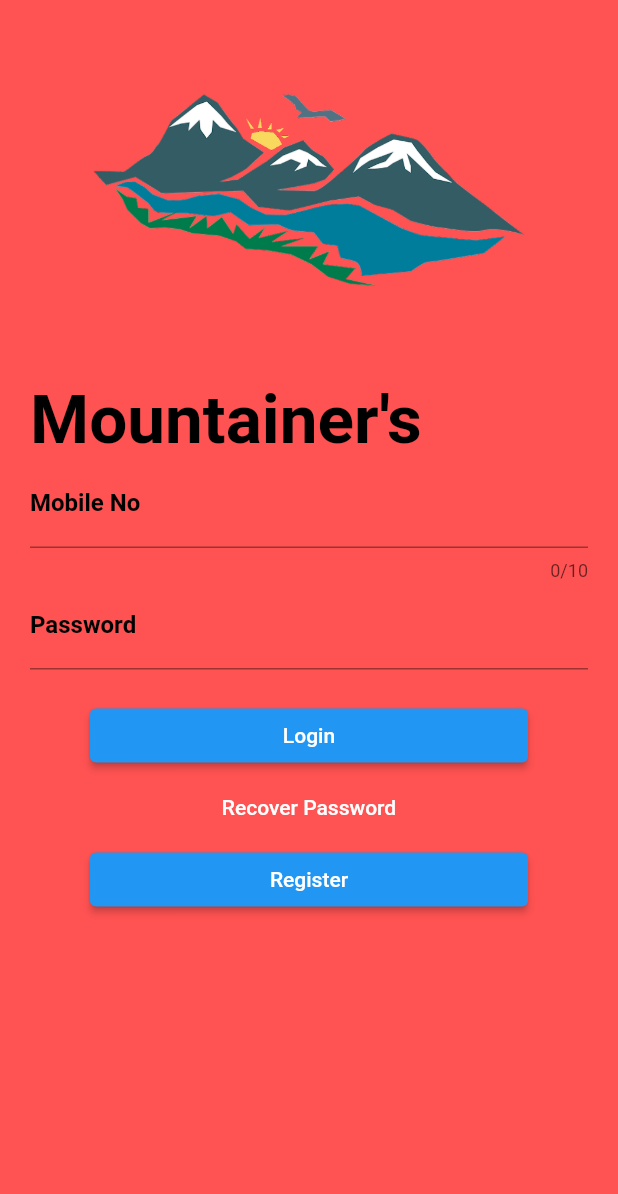
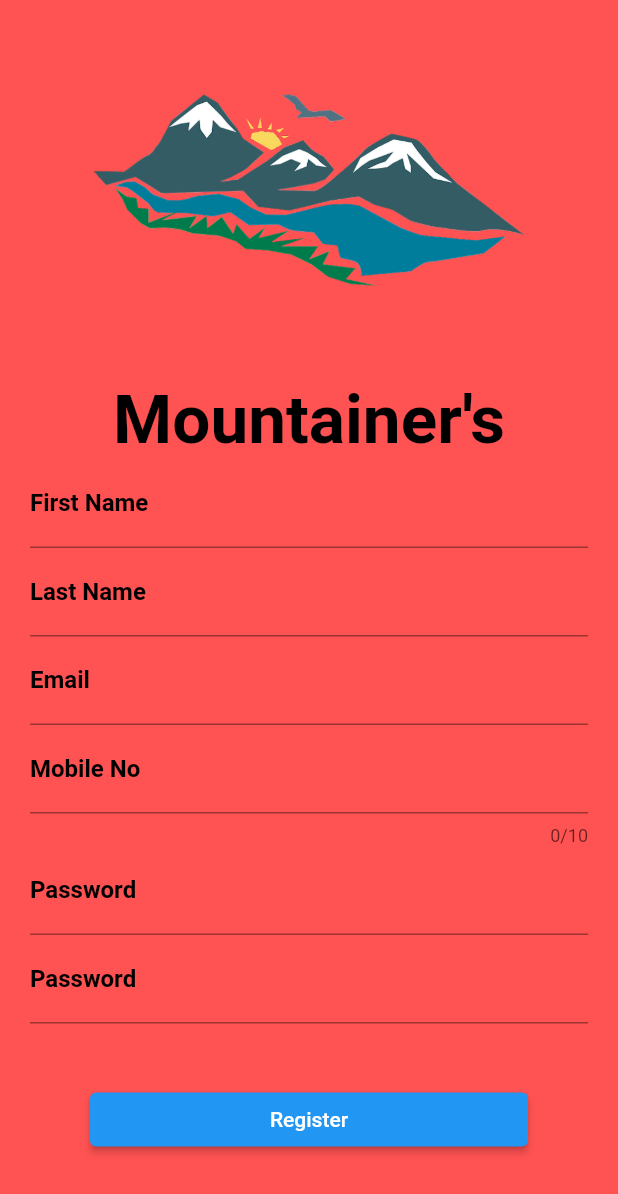
Before and after one commit to drkspark/Mountainee, a Flutter app: the screen it shows after launch, after a tap on "Register", on a phone screen of 412 x 824 dp. Shown: the top 1194 px of the screen. Run offline on Flutter 3.47's test engine with Material 2 defaults, Android fonts, the phone set to English and light mode, and no system bars; our stand-ins replace google_fonts.

Commit message:
Made Register Page

```diff
--- a/lib/view/loginScreen.dart
+++ b/lib/view/loginScreen.dart
@@ -1,3 +1,4 @@
+import 'package:classes/view/registerPage.dart';
 import 'package:flutter/material.dart';
 import 'package:google_fonts/google_fonts.dart';
 
@@ -12,6 +13,11 @@ class _LoginPageState extends State<LoginPage> {
   final _mobCntrl = TextEditingController();
   final _passCntrl = TextEditingController();
 
+  //! Key
+  final _formKey = GlobalKey<
+      FormState>(); //?  Creates a [LabeledGlobalKey], which is a [GlobalKey] with a label used for debugging.
+  //? The label is purely for debugging and not used for comparing the identity of the key.
+
   @override
   Widget build(BuildContext context) {
     return Scaffold(
@@ -24,6 +30,7 @@ class _LoginPageState extends State<LoginPage> {
           children: [
 //! LOGO
             Image.asset("images/logo.png"),
+
 //! Name of  App
             Text(
               "Mountainer's",
@@ -33,14 +40,29 @@ class _LoginPageState extends State<LoginPage> {
                   fontSize: 45,
                   fontWeight: FontWeight.bold),
             ),
+
+//! Form : For Validation
+            Form(
+              key: _formKey,
+              child: Column(
+                children: [
 //! Mobile No
                   TextFormField(
                     controller: _mobCntrl,
-              maxLength: 10, //? Maximum number of charaters that can be entered
+                    maxLength: //? It automatically  adds a small character count beneth the FormField
+                        10, //? Maximum number of charaters that can be entered
+                    validator: (value) {
+                      if (value == null)
+                        return "Field Left Empty";
+                      else
+                        return null;
+                    },
+                    autovalidateMode: AutovalidateMode.onUserInteraction,
                     cursorColor: Colors.black,
                     keyboardType: TextInputType.number,
                     decoration: InputDecoration(
-                  prefixText: "+91 - ",//Adding the prefix text showing our countries Code
+                        prefixText:
+                            "+91 - ", //Adding the prefix text showing our countries Code
                         label: Text(
                           // "Username",
                           "Mobile No",
@@ -53,22 +75,35 @@ class _LoginPageState extends State<LoginPage> {
                   TextFormField(
                     controller: _passCntrl,
                     obscureText: true, //? Hides whatever we are writing
+                    validator: (value) {
+                      if (value == null)
+                        return "Field Left Empty";
+                      else
+                        return null;
+                    },
                     cursorColor: Colors.black,
                     decoration: InputDecoration(
                         label: Text(
                       "Password",
-                style:
-                    TextStyle(fontWeight: FontWeight.bold, color: Colors.black),
+                      style: TextStyle(
+                          fontWeight: FontWeight.bold, color: Colors.black),
                     )),
                   ),
+                ],
+              ),
+            ),
+
             SizedBox(height: 20),
+
 //! Login Button
             Padding(
               padding: const EdgeInsets.symmetric(horizontal: 40),
-              child: ElevatedButton(onPressed: () {
+              child: ElevatedButton(
+                  onPressed: () {
                     print(_mobCntrl.text);
                     print(_passCntrl.text);
-              }, child: Text("Login")),
+                  },
+                  child: Text("Login")),
             ),
 
 //! Recover PassWord
@@ -83,7 +118,12 @@ class _LoginPageState extends State<LoginPage> {
             Padding(
               padding: const EdgeInsets.symmetric(horizontal: 40),
               child: ElevatedButton(
-                  onPressed: () {},child: Text("Register")),
+                  onPressed: () {
+                    Navigator.of(context).push(
+                        MaterialPageRoute(builder: (context) => Register())
+                    );
+                  },
+                  child: Text("Register")),
             )
           ],
         ),
--- /dev/null
+++ b/lib/view/registerPage.dart
@@ -0,0 +1,186 @@
+import 'package:flutter/material.dart';
+import 'package:google_fonts/google_fonts.dart';
+
+class Register extends StatefulWidget {
+  const Register({Key? key}) : super(key: key);
+
+  @override
+  _RegisterState createState() => _RegisterState();
+}
+
+class _RegisterState extends State<Register> {
+  //! Controllers
+  final _firstName = TextEditingController();
+  final _lastName = TextEditingController();
+  final _email = TextEditingController();
+  final _mobile = TextEditingController();
+  final _password = TextEditingController();
+  final _confirmPassword = TextEditingController();
+
+  @override
+  Widget build(BuildContext context) {
+    return Scaffold(
+      body: Container(
+        color: Colors.redAccent,
+        height: MediaQuery.of(context).size.height,
+        width: MediaQuery.of(context).size.width,
+        padding: EdgeInsets.symmetric(horizontal: 20),
+        child: ListView(
+          children: [
+//! Image
+            Image.asset("images/logo.png",
+            //height: 200,
+            ),
+
+//! App Name
+            Text(
+              "Mountainer's",
+              textAlign: TextAlign.center,
+              style: TextStyle(
+                  color: Colors.black,
+                  fontFamily: GoogleFonts.balooBhaijaan().fontFamily,
+                  fontSize: 45,
+                  fontWeight: FontWeight.bold,
+
+              ),
+            ),
+//! FirstName
+                  TextFormField(
+                    controller: _firstName,
+                    validator: (value) {
+                      if (value == null)
+                        return "Field Left Empty";
+                      else
+                        return null;
+                    },
+                    autovalidateMode: AutovalidateMode.onUserInteraction,
+                    cursorColor: Colors.black,
+                    decoration: InputDecoration(
+                        label: Text(
+                          // "Username",
+                          "First Name",
+                          style: TextStyle(
+                              fontWeight: FontWeight.bold, color: Colors.black),
+                        )),
+                  ),
+
+//! LastName
+                  TextFormField(
+                    controller: _lastName,
+                    validator: (value) {
+                      if (value == null)
+                        return "Field Left Empty";
+                      else
+                        return null;
+                    },
+                    autovalidateMode: AutovalidateMode.onUserInteraction,
+                    cursorColor: Colors.black,
+                    decoration: InputDecoration(
+                        label: Text(
+                          "Last Name",
+                          style: TextStyle(
+                              fontWeight: FontWeight.bold, color: Colors.black),
+                        )),
+                  ),
+
+//! Email
+                  TextFormField(
+                    controller: _email,
+                    validator: (value) {
+                      if (value == null)
+                        return "Field Left Empty";
+                      else
+                        return null;
+                    },
+                    autovalidateMode: AutovalidateMode.onUserInteraction,
+                    cursorColor: Colors.black,
+                    keyboardType: TextInputType.emailAddress,
+                    decoration: InputDecoration(
+                        label: Text(
+                          "Email",
+                          style: TextStyle(
+                              fontWeight: FontWeight.bold, color: Colors.black),
+                        )),
+                  ),
+
+//! Mobile
+                  TextFormField(
+                    controller: _mobile,
+                    maxLength: //? It automatically  adds a small character count beneth the FormField
+                        10, //? Maximum number of charaters that can be entered
+                    validator: (value) {
+                      if (value == null)
+                        return "Field Left Empty";
+                      else
+                        return null;
+                    },
+                    autovalidateMode: AutovalidateMode.onUserInteraction,
+                    cursorColor: Colors.black,
+                    keyboardType: TextInputType.number,
+                    decoration: InputDecoration(
+                        prefixText:
+                            "+91 - ", //Adding the prefix text showing our countries Code
+                        label: Text(
+                          // "Username",
+                          "Mobile No",
+                          style: TextStyle(
+                              fontWeight: FontWeight.bold, color: Colors.black),
+                        )),
+                  ),
+
+//! Password
+                  TextFormField(
+                    controller: _password,
+                    obscureText: true, //? Hides whatever we are writing
+                    validator: (value) {
+                      if (value == null)
+                        return "Field Left Empty";
+                      else
+                        return null;
+                    },
+                    cursorColor: Colors.black,
+                    decoration: InputDecoration(
+                        label: Text(
+                      "Password",
+                      style: TextStyle(
+                          fontWeight: FontWeight.bold, color: Colors.black),
+                    )),
+                  ),
+
+//! Confirm Password
+                  TextFormField(
+                    controller: _confirmPassword,
+                    obscureText: true, //? Hides whatever we are writing
+                    validator: (value) {
+                      if (value == null)
+                        return "Field Left Empty";
+                      else
+                        return null;
+                    },
+                    cursorColor: Colors.black,
+                    decoration: InputDecoration(
+                        label: Text(
+                      "Password",
+                      style: TextStyle(
+                          fontWeight: FontWeight.bold, color: Colors.black),
+                    )),
+                  ),
+
+                  SizedBox(height: 40,),
+
+//! Register Button
+            Padding(
+              padding: const EdgeInsets.symmetric(horizontal: 40),
+              child: ElevatedButton(
+                  onPressed: () {
+
+
+                  },
+                  child: Text("Register")),
+            )
+          ]
+        )
+      ),
+    );
+  }
+}
```
Lines whose indentation alone changed are shown as unchanged.
